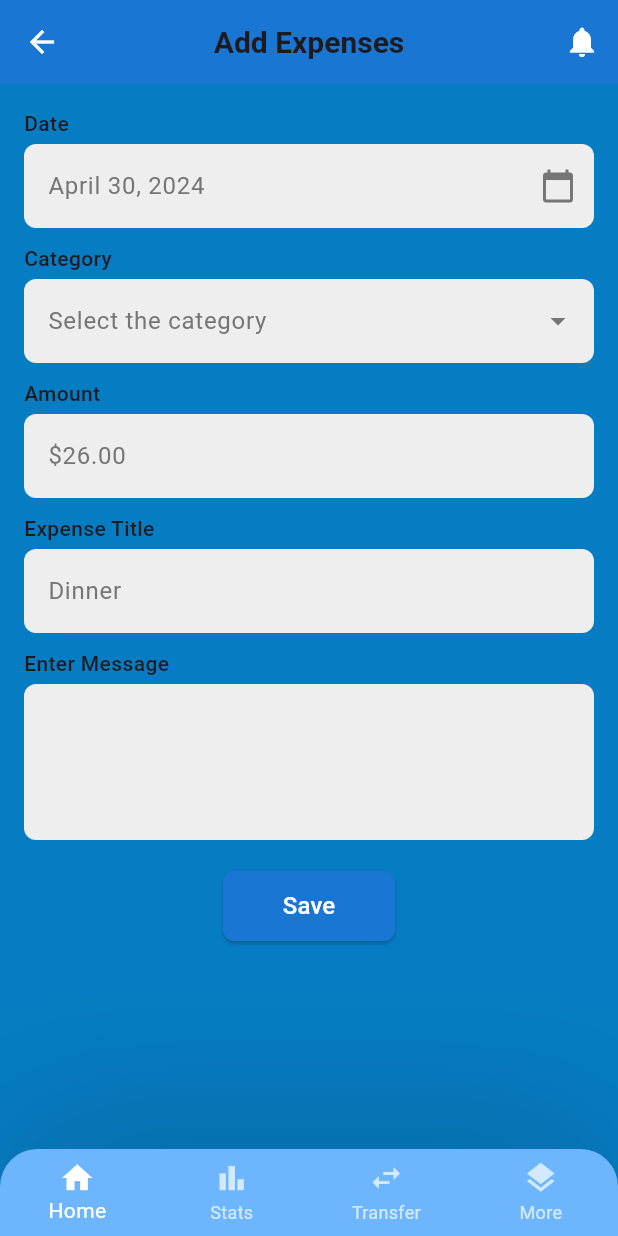
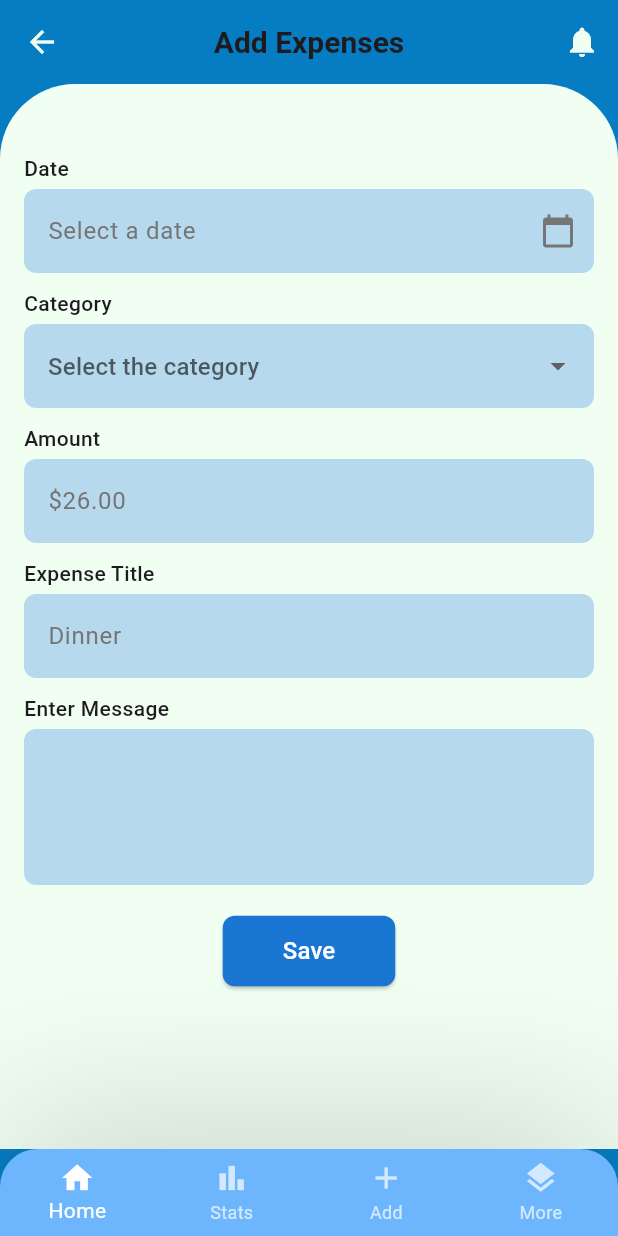
Before and after one commit to Moviles-G45/FlutterApp, a Flutter app: the TrackExpenseScreen screen opened directly, on a phone screen of 412 x 824 dp. Run offline on Flutter 3.47's test engine with Material 3 defaults, Android fonts, the phone set to English and light mode, and no system bars.

Commit message:
CambioTrack

```diff
--- a/flutter/lib/config/theme/colors.dart
+++ b/flutter/lib/config/theme/colors.dart
@@ -6,7 +6,8 @@ class AppColors {
   static const Color cardBackground = Color.fromRGBO(241, 255, 243, 1);
   static const Color textPrimary = Color(0xFF052224);
   static const Color textSecondary = Color(0xFFB7D9EE);
-  static const Color mediumBlue = Color(0xFF6DB6FE);
+  static const Color lowBarBlue = Color(0xFF6DB6FE);
+  static const Color mediumBlue = Color(0xFFB7D9EE);
   static const Color darkBlue = Color(0xFF0068FF);
   static const Color strongBlue = Color.fromARGB(255, 6, 125, 195);
 }
--- /dev/null
+++ b/flutter/lib/domain/entities/expenses.dart
@@ -0,0 +1,15 @@
+
+List<Category> categoryList = [
+
+  Category(ctgo: 'comida'),
+  Category(ctgo: 'salidas'),
+
+];
+
+class Category {
+  final String ctgo;
+
+  Category({
+    required this.ctgo
+  });
+}
--- a/flutter/lib/main.dart
+++ b/flutter/lib/main.dart
@@ -1,9 +1,10 @@
 import 'package:finances/config/theme/app_theme.dart';
+import 'package:finances/presentation/screens/track_expense_screen.dart';
 import 'package:flutter/material.dart';
 import 'presentation/screens/home.dart';
-import 'presentation/screens/launch_screen.dart';
-import 'presentation/screens/login_screen.dart';
-import 'presentation/screens/signup_screen.dart';
+// import 'presentation/screens/launch_screen.dart';
+// import 'presentation/screens/login_screen.dart';
+// import 'presentation/screens/signup_screen.dart';
 
 void main() => runApp(const MyApp());
 
@@ -17,12 +18,13 @@ class MyApp extends StatelessWidget {
 
       debugShowCheckedModeBanner: false,
       theme: AppTheme.lightTheme, // Usa el tema si está configurado
-      initialRoute: '/', // Pantalla inicial
+      initialRoute: '/home', // Pantalla inicial
       routes: {
-        '/': (context) => LaunchScreen(),
-        '/login': (context) => LoginScreen(),
-        '/signup': (context) => SignupScreen(),
+        // '/': (context) => LaunchScreen(),
+        // '/login': (context) => LoginScreen(),
+        // '/signup': (context) => SignupScreen(),
         '/home': (context) => HomeScreen(),
+        '/tracking': (context) => TrackExpenseScreen(),
       },
     );
   }
--- a/flutter/lib/presentation/screens/track_expense_screen.dart
+++ b/flutter/lib/presentation/screens/track_expense_screen.dart
@@ -1,3 +1,4 @@
+import 'package:finances/config/theme/colors.dart';
 import 'package:finances/presentation/widgets/bottom_nav_bar.dart';
 import 'package:flutter/material.dart';
 import '../widgets/expense_widgets.dart';
@@ -10,26 +11,36 @@ class TrackExpenseScreen extends StatelessWidget {
     return Scaffold(
       appBar: AppBar(
         title: const Text("Add Expenses", style: TextStyle(fontSize: 20, fontWeight: FontWeight.bold)),
-        backgroundColor: Colors.blue.shade700,
+        backgroundColor: AppColors.background,
         centerTitle: true,
         leading: IconButton(
-          icon: const Icon(Icons.arrow_back, color: Colors.white),
+          icon: const Icon(Icons.arrow_back, color: AppColors.cardBackground),
           onPressed: () => Navigator.pop(context),
         ),
         actions: [
-          IconButton(icon: const Icon(Icons.notifications, color: Colors.white), onPressed: () {}),
+          IconButton(icon: const Icon(Icons.notifications, color: AppColors.cardBackground), onPressed: () {}),
         ],
       ),
-      body: Padding(
+      body: Container(
+        decoration: BoxDecoration(
+                  color: AppColors.cardBackground,
+                  borderRadius: BorderRadius.only(
+                    topLeft: Radius.circular(50),
+                    topRight: Radius.circular(50),
+                  ),
+        ),
         padding: const EdgeInsets.all(16.0),
         child: Column(
           crossAxisAlignment: CrossAxisAlignment.start,
           children: [
+            const SizedBox(height: 30),
             ExpenseLabel(text: "Date"),
-            ExpenseInputField(placeholder: "April 30, 2024", icon: Icons.calendar_today),
+            ExpenseDatePicker(hintText: "Select a date"),
+            // ExpenseInputField(placeholder: "April 30, 2024", icon: Icons.calendar_today),
             const SizedBox(height: 10),
             ExpenseLabel(text: "Category"),
-            ExpenseInputField(placeholder: "Select the category", icon: Icons.arrow_drop_down),
+            CategoiesInputField(placeholder: 'Select the category',
+            categoriasList: ["Food", "Transport", "Entertainment", "Shopping", "Other"]),
             const SizedBox(height: 10),
             ExpenseLabel(text: "Amount"),
             ExpenseInputField(placeholder: "\$26.00"),
--- a/flutter/lib/presentation/widgets/bottom_nav_bar.dart
+++ b/flutter/lib/presentation/widgets/bottom_nav_bar.dart
@@ -7,7 +7,7 @@ class BottomNavBar extends StatelessWidget {
   Widget build(BuildContext context) {
     return Container(
       decoration: BoxDecoration(
-        color: AppColors.mediumBlue, // Color de fondo
+        color: AppColors.lowBarBlue, // Color de fondo
         borderRadius: BorderRadius.only(
           topLeft: Radius.circular(25), // Redondeo en las esquinas superiores
           topRight: Radius.circular(25),
@@ -31,10 +31,18 @@ class BottomNavBar extends StatelessWidget {
           selectedItemColor: Colors.white,
           unselectedItemColor: Colors.white70,
           elevation: 0,
+          onTap: (index) {
+            if (index == 0) {
+              Navigator.pushNamed(context, '/home');
+            }
+            if (index == 2) { // El botón "Add"
+              Navigator.pushNamed(context, '/tracking');
+            }
+          },
           items: [
             BottomNavigationBarItem(icon: Icon(Icons.home), label: "Home"),
             BottomNavigationBarItem(icon: Icon(Icons.bar_chart), label: "Stats"),
-            BottomNavigationBarItem(icon: Icon(Icons.swap_horiz), label: "Transfer"),
+            BottomNavigationBarItem(icon: Icon(Icons.add), label: "Add"),
             BottomNavigationBarItem(icon: Icon(Icons.layers), label: "More"),
           ],
         ),
--- a/flutter/lib/presentation/widgets/expense_widgets.dart
+++ b/flutter/lib/presentation/widgets/expense_widgets.dart
@@ -1,4 +1,6 @@
+import 'package:finances/config/theme/colors.dart';
 import 'package:flutter/material.dart';
+import 'package:intl/intl.dart';
 
 class ExpenseLabel extends StatelessWidget {
   final String text;
@@ -13,6 +15,105 @@ class ExpenseLabel extends StatelessWidget {
   }
 }
 
+class ExpenseDatePicker extends StatefulWidget {
+  final String hintText;
+
+  const ExpenseDatePicker({Key? key, required this.hintText}) : super(key: key);
+
+  @override
+  _ExpenseDatePickerState createState() => _ExpenseDatePickerState();
+}
+
+class _ExpenseDatePickerState extends State<ExpenseDatePicker> {
+  DateTime? selectedDate;
+
+  Future<void> _selectDate(BuildContext context) async {
+    final DateTime? picked = await showDatePicker(
+      context: context,
+      initialDate: selectedDate ?? DateTime.now(),
+      firstDate: DateTime(2000),
+      lastDate: DateTime(2100),
+      builder: (context, child) {
+        return Theme(
+          data: ThemeData.light().copyWith(
+            primaryColor: AppColors.mediumBlue,
+            colorScheme: ColorScheme.light(primary: AppColors.mediumBlue),
+            buttonTheme: ButtonThemeData(textTheme: ButtonTextTheme.primary),
+          ),
+          child: child!,
+        );
+      },
+    );
+
+    if (picked != null && picked != selectedDate) {
+      setState(() {
+        selectedDate = picked;
+      });
+    }
+  }
+
+  @override
+  Widget build(BuildContext context) {
+    return TextField(
+      readOnly: true,
+      decoration: InputDecoration(
+        hintText: selectedDate != null
+            ? DateFormat('yyyy-MM-dd').format(selectedDate!)
+            : widget.hintText,
+        hintStyle: TextStyle(color: Colors.grey.shade600),
+        filled: true,
+        fillColor: AppColors.mediumBlue,
+        border: OutlineInputBorder(borderRadius: BorderRadius.circular(8), borderSide: BorderSide.none),
+        suffixIcon: IconButton(
+          icon: Icon(Icons.calendar_today, color: Colors.grey.shade600),
+          onPressed: () => _selectDate(context),
+        ),
+      ),
+    );
+  }
+}
+
+class CategoiesInputField extends StatefulWidget {
+  final String placeholder;
+  final List<String> categoriasList;
+
+  const CategoiesInputField({Key? key, required this.placeholder, required this.categoriasList}) : super(key: key);
+
+  @override
+  _CategoriesInputFieldState createState() => _CategoriesInputFieldState();
+}
+
+class _CategoriesInputFieldState extends State<CategoiesInputField> {
+  String? selectedCategory;
+
+  @override
+  Widget build(BuildContext context) {
+    return DropdownButtonFormField<String>(
+      value: selectedCategory,
+      decoration: InputDecoration(
+        hintText: widget.placeholder,
+        hintStyle: TextStyle(color: Colors.grey.shade600),
+        filled: true,
+        fillColor: AppColors.mediumBlue,
+        border: OutlineInputBorder(borderRadius: BorderRadius.circular(8), borderSide: BorderSide.none),
+      ),
+      items: widget.categoriasList.map((String category) {
+        return DropdownMenuItem<String>(
+          value: category,
+          child: Text(category, style: TextStyle(color: Colors.grey.shade800)),
+        );
+      }).toList(),
+      onChanged: (String? newValue) {
+        setState(() {
+          selectedCategory = newValue;
+        });
+      },
+    );
+  }
+}
+
+
+
 class ExpenseInputField extends StatelessWidget {
   final String placeholder;
   final IconData? icon;
@@ -26,7 +127,7 @@ class ExpenseInputField extends StatelessWidget {
         hintText: placeholder,
         hintStyle: TextStyle(color: Colors.grey.shade600),
         filled: true,
-        fillColor: Colors.grey.shade200,
+        fillColor: AppColors.mediumBlue,
         border: OutlineInputBorder(borderRadius: BorderRadius.circular(8), borderSide: BorderSide.none),
         suffixIcon: icon != null ? Icon(icon, color: Colors.grey.shade600) : null,
       ),
@@ -43,7 +144,7 @@ class ExpenseMessageBox extends StatelessWidget {
       maxLines: 3,
       decoration: InputDecoration(
         filled: true,
-        fillColor: Colors.grey.shade200,
+        fillColor: AppColors.mediumBlue,
         border: OutlineInputBorder(borderRadius: BorderRadius.circular(8), borderSide: BorderSide.none),
       ),
     );
--- a/flutter/pubspec.yaml
+++ b/flutter/pubspec.yaml
@@ -34,6 +34,7 @@ dependencies:
   # The following adds the Cupertino Icons font to your application.
   # Use with the CupertinoIcons class for iOS style icons.
   cupertino_icons: ^1.0.8
+  intl: ^0.18.0
 
 dev_dependencies:
   flutter_test:
```
Also changed, not shown: flutter/pubspec.lock.
